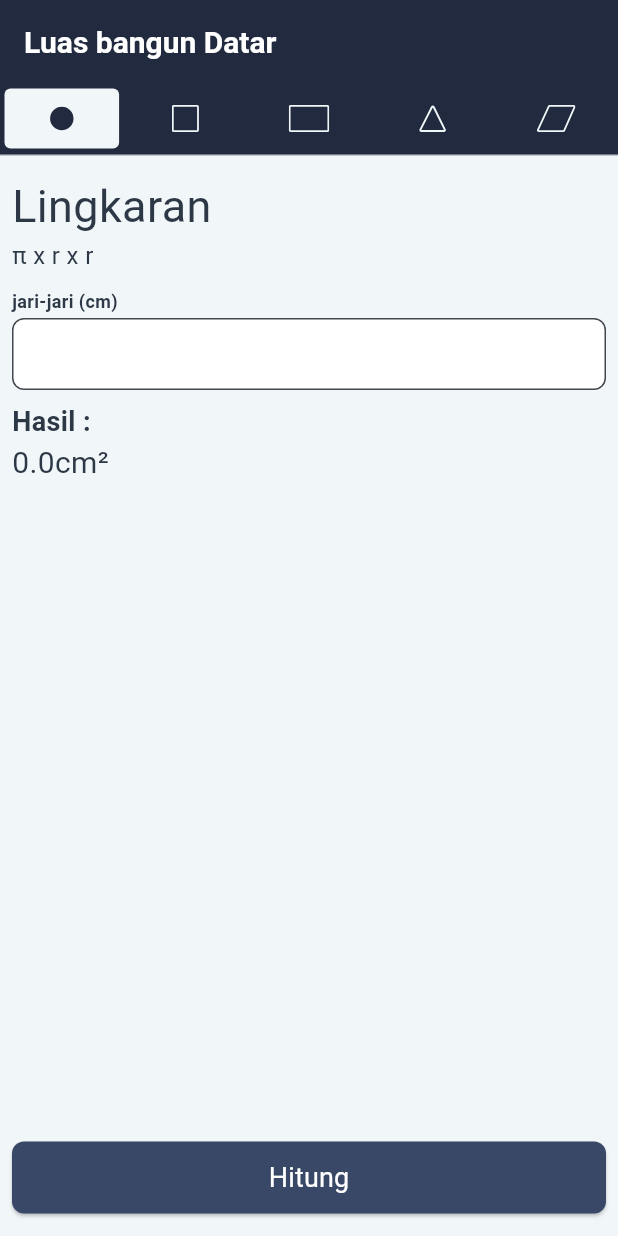
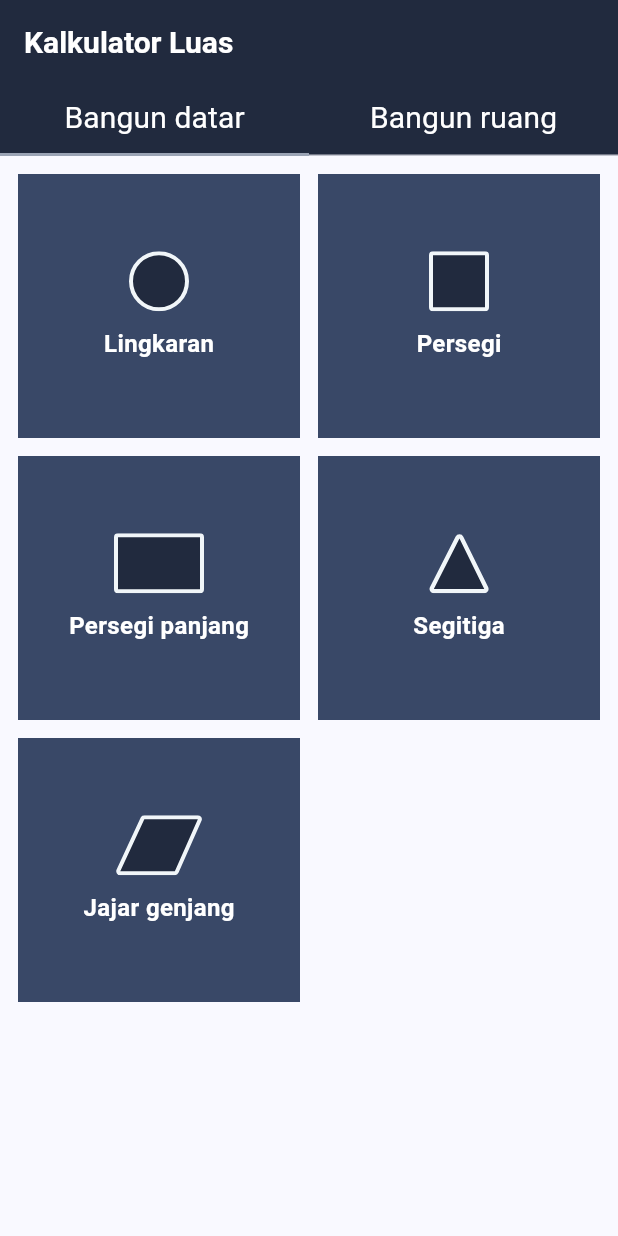
Before and after one commit to haedaraifan/kalkulator-bangun-datar, a Flutter app: the screen it shows after launch, on a phone screen of 412 x 824 dp. Run offline on Flutter 3.47's test engine with Material 2 defaults, Android fonts, the phone set to English and light mode, and no system bars; our stand-ins replace flutter_svg, get.

Commit message:
feat getx navigation

```diff
--- a/lib/main.dart
+++ b/lib/main.dart
@@ -1,5 +1,6 @@
 import 'package:flutter/material.dart';
-import 'package:luas_bangun_datar/pages/Home.dart';
+import 'package:get/get.dart';
+import 'package:luas_bangun_datar/pages/home/Home.dart';
 import 'package:luas_bangun_datar/utils/AppColors.dart';
 
 void main() {
@@ -11,7 +12,7 @@ class MyApp extends StatelessWidget {
 
   @override
   Widget build(BuildContext context) {
-    return MaterialApp(
+    return GetMaterialApp(
       title: 'Luas Bangun Datar',
       theme: ThemeData(
         colorScheme: ColorScheme.fromSeed(seedColor: AppColors.primaryColor),
--- a/lib/pages/Home.dart
+++ /dev/null
@@ -1,68 +0,0 @@
-import 'package:flutter/material.dart';
-import 'package:flutter_svg/flutter_svg.dart';
-import 'package:luas_bangun_datar/pages/LuasJajarGenjang.dart';
-import 'package:luas_bangun_datar/pages/LuasLingkaran.dart';
-import 'package:luas_bangun_datar/pages/LuasPersegi.dart';
-import 'package:luas_bangun_datar/pages/LuasPersegiPanjang.dart';
-import 'package:luas_bangun_datar/pages/LuasSegitiga.dart';
-import 'package:luas_bangun_datar/utils/AppColors.dart';
-import 'package:luas_bangun_datar/utils/MyText.dart';
-
-class HomePage extends StatelessWidget {
-  const HomePage({super.key});
-
-  Widget myTabBarItem(String svg) {
-    return Tab(
-      child: SizedBox(
-        height: 24,
-        child: SvgPicture.asset(svg),
-      ),
-    );
-  }
-
-  PreferredSizeWidget myAppBar() {
-    return AppBar(
-      backgroundColor: AppColors.secondaryColor,
-      title: const MyText(value: "Luas bangun Datar", color: Colors.white, fontWeight: FontWeight.bold,),
-      bottom: TabBar(
-        tabs: [
-          Tab(icon: Center(child: SvgPicture.asset("assets/svgs/lingkaran.svg", height: 18))),
-          Tab(icon: SvgPicture.asset("assets/svgs/persegi.svg", height: 18)),
-          Tab(icon: SvgPicture.asset("assets/svgs/persegi_panjang.svg", height: 18)),
-          Tab(icon: SvgPicture.asset("assets/svgs/segitiga.svg", height: 18)),
-          Tab(icon: SvgPicture.asset("assets/svgs/jajar_genjang.svg", height: 18)),
-        ],
-        indicator: BoxDecoration(
-          color: AppColors.backgroundColor,
-          borderRadius: BorderRadius.circular(4)
-        ),
-        indicatorSize: TabBarIndicatorSize.tab,
-        indicatorPadding: const EdgeInsets.only(left: 3, right: 3, bottom: 5, top: 3),
-        labelColor: Colors.white,
-      ),
-    );
-  }
-
-  Widget myTabBarView() {
-    return const TabBarView(
-      children: [
-        LuasLingkaran(),
-        LuasPersegi(),
-        LuasPersegiPanjang(),
-        LuasSegitiga(),
-        LuasJajarGenjang(),
-      ],
-    );
-  }
-
-  @override
-  Widget build(BuildContext context) {
-    return DefaultTabController(
-      length: 5,
-      child: Scaffold(
-        appBar: myAppBar(),
-        body: myTabBarView(),
-      )
-    );
-  }
-}
--- /dev/null
+++ b/lib/pages/home/Home.dart
@@ -0,0 +1,45 @@
+import 'package:flutter/material.dart';
+import 'package:luas_bangun_datar/pages/home/ListBangunDatar.dart';
+import 'package:luas_bangun_datar/pages/home/ListBangunRuang.dart';
+import 'package:luas_bangun_datar/utils/AppColors.dart';
+import 'package:luas_bangun_datar/utils/MyText.dart';
+
+class HomePage extends StatelessWidget {
+  const HomePage({super.key});
+
+  PreferredSizeWidget myAppBar() {
+    return AppBar(
+      backgroundColor: AppColors.secondaryColor,
+      title: const MyText(value: "Kalkulator Luas", color: Colors.white, fontWeight: FontWeight.bold,),
+      bottom: const TabBar(
+        tabs: [
+          Tab(child: MyText(value: "Bangun datar", fontSize: 20, color: Colors.white)),
+          Tab(child: MyText(value: "Bangun ruang", fontSize: 20, color: Colors.white))
+        ],
+        indicatorSize: TabBarIndicatorSize.tab,
+        indicatorColor: AppColors.tertiaryColor,
+        labelColor: Colors.white,
+      ),
+    );
+  }
+
+  Widget myTabBarView() {
+    return const TabBarView(
+      children: [
+        ListBangunDatar(),
+        ListBangunRuang()
+      ],
+    );
+  }
+
+  @override
+  Widget build(BuildContext context) {
+    return DefaultTabController(
+      length: 2,
+      child: Scaffold(
+        appBar: myAppBar(),
+        body: myTabBarView(),
+      )
+    );
+  }
+}
--- /dev/null
+++ b/lib/pages/home/ListBangunDatar.dart
@@ -0,0 +1,56 @@
+import 'package:flutter/material.dart';
+import 'package:get/get.dart';
+import 'package:luas_bangun_datar/pages/luas/LuasJajarGenjang.dart';
+import 'package:luas_bangun_datar/pages/luas/LuasLingkaran.dart';
+import 'package:luas_bangun_datar/pages/luas/LuasPersegi.dart';
+import 'package:luas_bangun_datar/pages/luas/LuasPersegiPanjang.dart';
+import 'package:luas_bangun_datar/pages/luas/LuasSegitiga.dart';
+import 'package:luas_bangun_datar/utils/MyGridViewButton.dart';
+
+class ListBangunDatar extends StatelessWidget {
+  const ListBangunDatar({super.key});
+
+  List<Widget> myButtonList() {
+    return [
+      MyGridViewButton(
+        text: "Lingkaran",
+        icon: "assets/svgs/lingkaran.svg",
+        onTab: () => Get.to(const LuasLingkaran())
+      ),
+      MyGridViewButton(
+        text: "Persegi",
+        icon: "assets/svgs/persegi.svg",
+        onTab: () => Get.to(const LuasPersegi())
+      ),
+      MyGridViewButton(
+        text: "Persegi panjang",
+        icon: "assets/svgs/persegi_panjang.svg",
+        onTab: () => Get.to(const LuasPersegiPanjang())
+      ),
+      MyGridViewButton(
+        text: "Segitiga",
+        icon: "assets/svgs/segitiga.svg",
+        onTab: () => Get.to(const LuasSegitiga())
+      ),
+      MyGridViewButton(
+        text: "Jajar genjang",
+        icon: "assets/svgs/jajar_genjang.svg",
+        onTab: () => Get.to(const LuasJajarGenjang())
+      ),
+    ];
+  }
+
+  @override
+  Widget build(BuildContext context) {
+    return Padding(
+      padding: const EdgeInsets.only(left: 12, right: 12, bottom: 12),
+      child: GridView(
+        gridDelegate: const SliverGridDelegateWithFixedCrossAxisCount(
+          crossAxisCount: 2,
+          crossAxisSpacing: 12,
+        ),
+        children: myButtonList(),
+      ),
+    );
+  }
+}
--- a/lib/pages/LuasLingkaran.dart
+++ b/lib/pages/luas/LuasSegitiga.dart
@@ -7,36 +7,37 @@ import 'package:luas_bangun_datar/utils/MyElevatedButton.dart';
 import 'package:luas_bangun_datar/utils/MyText.dart';
 import 'package:luas_bangun_datar/utils/MyTextField.dart';
 
-class LuasLingkaran extends StatefulWidget {
-  const LuasLingkaran({super.key});
+class LuasSegitiga extends StatefulWidget {
+  const LuasSegitiga({super.key});
 
   @override
-  State<LuasLingkaran> createState() => _LuasLingkaranState();
+  State<LuasSegitiga> createState() => _LuasSegitigaState();
 }
 
-class _LuasLingkaranState extends State<LuasLingkaran> {
-  TextEditingController? ctrJariJari = TextEditingController();
+class _LuasSegitigaState extends State<LuasSegitiga> {
+  TextEditingController? ctrAlas = TextEditingController();
+  TextEditingController? ctrTinggi = TextEditingController();
   final LuasController controller = Get.put(LuasController());
 
   Widget myColumn() {
     return Column(
       crossAxisAlignment: CrossAxisAlignment.start,
       children: [
-        const MyText(value: "Lingkaran", fontSize: 30),
-        const MyText(value: "π x r x r", fontSize: 16),
+        const MyText(value: "1/2 x alas x tinggi", fontSize: 16),
         const SizedBox(width: double.infinity, height: 10),
-        MyTextField(label: "jari-jari (cm)", ctr: ctrJariJari!),
+        MyTextField(label: "alas (cm)", ctr: ctrAlas!),
+        MyTextField(label: "tinggi (cm)", ctr: ctrTinggi!),
         const MyText(value: "Hasil :", fontSize: 18, fontWeight: FontWeight.bold),
         Expanded(
           child: Obx(
-            () => MyText(value: "${controller.luasLingkaran.value}cm²")
-          )
+            () => MyText(value: "${controller.luasSegitiga.value.toStringAsFixed(2)}cm²")
+          ),
         ),
         MyElevatedButton(
           buttonText: "Hitung",
           onPressed: () {
-            ctrJariJari!.text.isNotEmpty ?
-            controller.hitungLuasLingkaran(double.parse(ctrJariJari!.text.toString())) :
+            ctrAlas!.text.isNotEmpty && ctrTinggi!.text.isNotEmpty ?
+            controller.hitungLuasSegitiga(double.parse(ctrAlas!.text.toString()), double.parse(ctrTinggi!.text.toString())) :
             MyAlertDialog().showEmptyDialog(context);
           }
         ),
@@ -47,9 +48,16 @@ class _LuasLingkaranState extends State<LuasLingkaran> {
   @override
   Widget build(BuildContext context) {
     return Scaffold(
+      appBar: AppBar(
+        backgroundColor: AppColors.secondaryColor,
+        title: const MyText(value: "Segitiga", fontSize: 26, fontWeight: FontWeight.bold, color: Colors.white),
+        leading: const BackButton(
+          color: Colors.white,
+        ),
+      ),
       body: Padding(
-        padding: const EdgeInsets.symmetric(horizontal: 8, vertical: 12),
-        child: myColumn(),
+        padding: const EdgeInsets.all(8),
+        child: myColumn()
       ),
       backgroundColor: AppColors.backgroundColor,
     );
--- /dev/null
+++ b/lib/utils/MyGridViewButton.dart
@@ -0,0 +1,39 @@
+import 'package:flutter/material.dart';
+import 'package:flutter_svg/svg.dart';
+import 'package:luas_bangun_datar/utils/AppColors.dart';
+import 'package:luas_bangun_datar/utils/MyText.dart';
+
+class MyGridViewButton extends StatelessWidget {
+  final String text;
+  final String icon;
+  final Function()? onTab;
+
+  const MyGridViewButton({
+    Key? key,
+    required this.text,
+    required this.icon,
+    required this.onTab
+  }) : super(key: key);
+
+  @override
+  Widget build(BuildContext context) {
+    return Padding(
+      padding: const EdgeInsets.only(top: 12),
+      child: Material(
+        color: AppColors.primaryColor,
+        child: InkWell(
+          splashColor: AppColors.secondaryColor,
+          onTap: onTab,
+          child: Column(
+            mainAxisAlignment: MainAxisAlignment.center,
+            children: [
+              SvgPicture.asset(icon, height: 40),
+              const SizedBox(height: 10),
+              MyText(value: text, fontSize: 16, fontWeight: FontWeight.bold, color: Colors.white)
+            ]
+          ),
+        ),
+      ),
+    );
+  }
+}
```
Also changed, not shown: lib/pages/home/ListBangunRuang.dart (added, +13 -0 lines), lib/pages/luas/LuasJajarGenjang.dart (renamed from lib/pages/LuasPersegiPanjang.dart, +19 -13 lines), lib/pages/luas/LuasLingkaran.dart (renamed from lib/pages/LuasPersegi.dart, +20 -14 lines), lib/pages/luas/LuasPersegi.dart (renamed from lib/pages/LuasSegitiga.dart, +17 -13 lines), lib/pages/luas/LuasPersegiPanjang.dart (renamed from lib/pages/LuasJajarGenjang.dart, +19 -13 lines).
